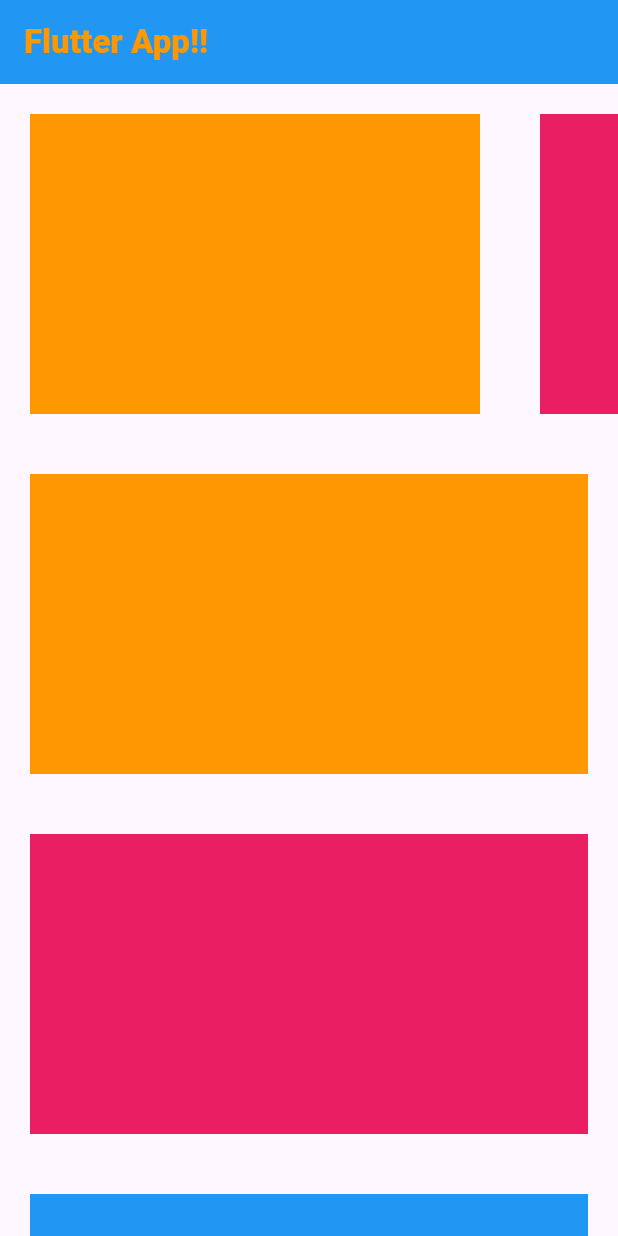
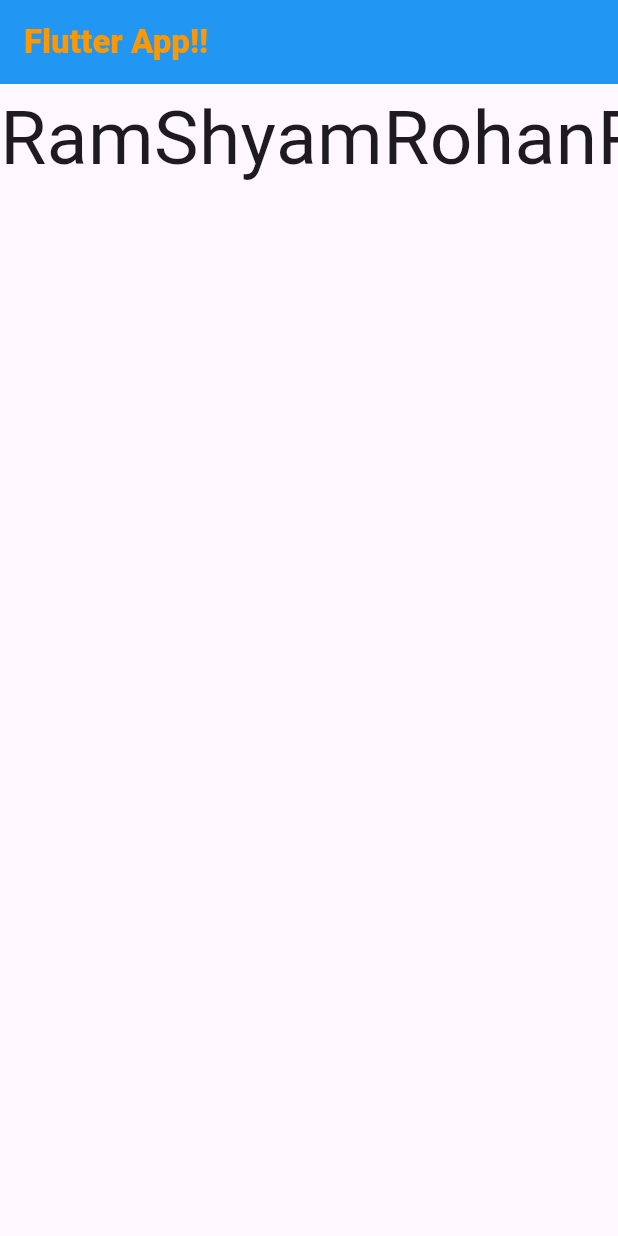
Before and after one commit to IllTushar/flutterComponents, a Flutter app: the screen it shows after launch, on a phone screen of 412 x 824 dp. Run offline on Flutter 3.47's test engine with Material 3 defaults, Android fonts, the phone set to English and light mode, and no system bars.

Commit message:
first commit

```diff
--- a/lib/main.dart
+++ b/lib/main.dart
@@ -12,6 +12,7 @@ class MyApp extends StatelessWidget {
   Widget build(BuildContext context) {
     return SafeArea(
       child: Scaffold(
+
         appBar: AppBar(
           title: const Text(
             "Flutter App!!",
@@ -19,77 +20,14 @@ class MyApp extends StatelessWidget {
           ),
           backgroundColor: Colors.blue,
         ),
-        body: Center(
-          child: Container(
-            child: SingleChildScrollView(
-              child: Column(
-                children: [
-                  SingleChildScrollView(
-                    scrollDirection: Axis.horizontal,
-                    child: Row(
-                      children: [
-                        Container(
-                          width: 300,
-                          height: 200,
-                          margin: const EdgeInsets.all(20.0),
-                          color: Colors.orange,
-                        ),
-                        Container(
-                          width: 300,
-                          height: 200,
-                          margin: const EdgeInsets.all(20.0),
-                          color: Colors.pink,
-                        ),
-                        Container(
-                          width: 300,
-                          height: 200,
-                          margin: const EdgeInsets.all(20.0),
-                          color: Colors.blue,
-                        ),
-                        Container(
-                          width: 300,
-                          height: 200,
-                          margin: const EdgeInsets.all(20.0),
-                          color: Colors.green,
-                        ),
-                        Container(
-                          width: 300,
-                          height: 200,
-                          margin: const EdgeInsets.all(20.0),
-                          color: Colors.red,
-                        ),
-                      ],
-                    ),
-                  ),
-                  Container(
-                    height: 200,
-                    margin: const EdgeInsets.all(20.0),
-                    color: Colors.orange,
-                  ),
-                  Container(
-                    height: 200,
-                    margin: const EdgeInsets.all(20.0),
-                    color: Colors.pink,
-                  ),
-                  Container(
-                    height: 200,
-                    margin: const EdgeInsets.all(20.0),
-                    color: Colors.blue,
-                  ),
-                  Container(
-                    height: 200,
-                    margin: const EdgeInsets.all(20.0),
-                    color: Colors.green,
-                  ),
-                  Container(
-                    height: 200,
-                    margin: const EdgeInsets.all(20.0),
-                    color: Colors.red,
-                  ),
-                ],
-              ),
-            ),
-          ),
+        body: ListView(
+          scrollDirection: Axis.horizontal,
+          children: [
+            Text("Ram",style: TextStyle(fontSize: 50,),),
+            Text("Shyam",style: TextStyle(fontSize: 50),),
+            Text("Rohan",style: TextStyle(fontSize: 50),),
+            Text("Rohit",style: TextStyle(fontSize: 50),),
+          ],
         ),
       ),
     );
```
